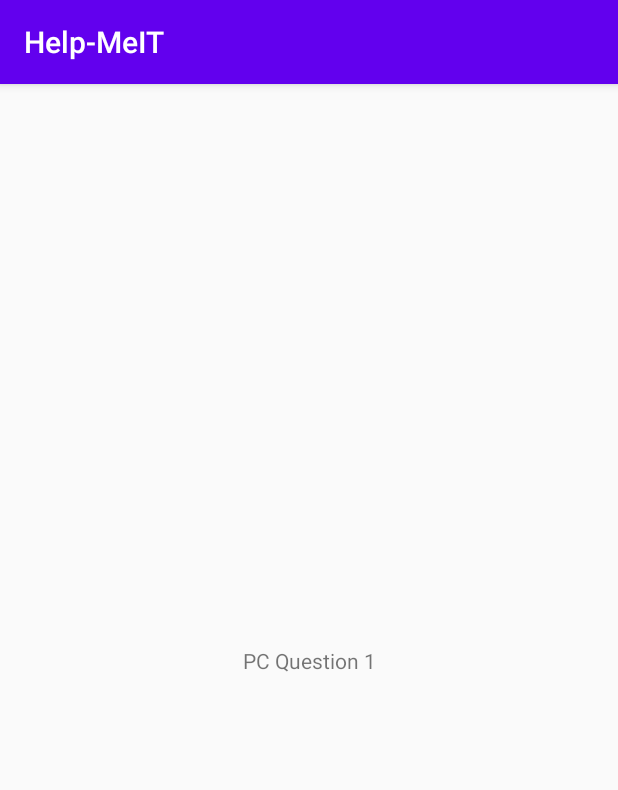
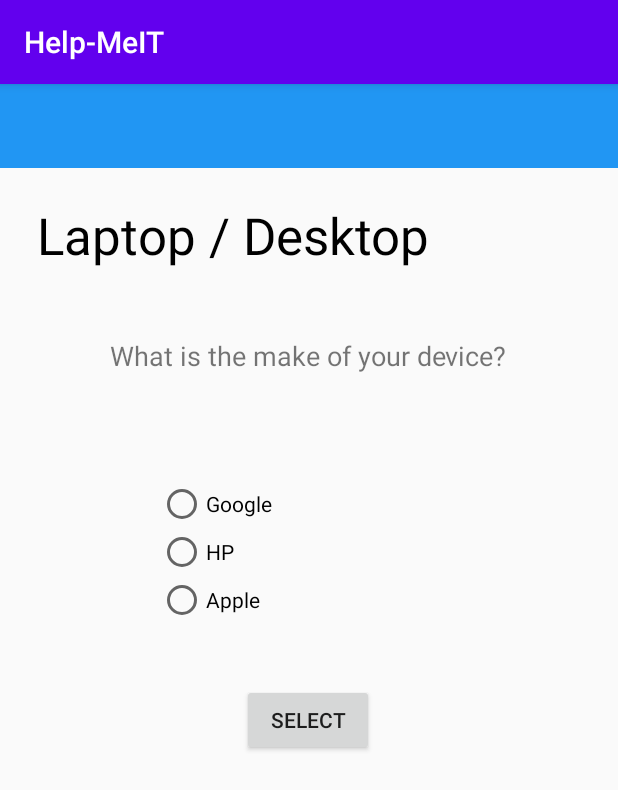
Before and after one commit to JacquelynDeHart/HelpMeIT, an Android app: the screen it shows after launch (PC_Question1), after a tap on "PC icon", on a phone screen of 412 x 824 dp. Shown: the top 790 px of the screen. Run offline under Robolectric (Android 15) with nearby library versions, the phone set to English and light mode, and no system bars.

Commit message:
Updated MainActivity code/ PC_Question1 code and xml. Added code to identify radio button selection to PC_Question1.kt.

```diff
--- a/Help-MeIT/app/src/main/java/com/example/help_meit/MainActivity.kt
+++ b/Help-MeIT/app/src/main/java/com/example/help_meit/MainActivity.kt
@@ -9,6 +9,7 @@ import android.widget.ImageButton
 import androidx.appcompat.app.AppCompatActivity
 import com.google.android.material.floatingactionbutton.FloatingActionButton
 import com.google.android.material.snackbar.Snackbar
+import kotlinx.android.synthetic.main.activity_main.*
 
 
 class MainActivity : AppCompatActivity() {
@@ -23,24 +24,20 @@ class MainActivity : AppCompatActivity() {
                     .setAction("Action", null).show()
         }
 
-        val button1 =  findViewById<View>(R.id.phone_image) as ImageButton
-        button1.setOnClickListener{
+        phone_image.setOnClickListener{
             val intent = Intent(this, Phone_Question1MakeModel::class.java)
             startActivity(intent)
         }
 
-        val button2  = findViewById<View>(R.id.desktop1_image) as ImageButton
-        button2.setOnClickListener{
+        desktop1_image.setOnClickListener{
             val intent = Intent(this, PC_Question1::class.java)
             startActivity(intent)
         }
 
-        val button3 = findViewById<View>(R.id.console_image) as ImageButton
-        button3.setOnClickListener{
+        console_image.setOnClickListener{
             val intent = Intent(this, Console_Question1WhatSystem::class.java)
             startActivity(intent)
         }
-
     }
 
     override fun onCreateOptionsMenu(menu: Menu): Boolean {
--- a/Help-MeIT/app/src/main/java/com/example/help_meit/PC_Question1.kt
+++ b/Help-MeIT/app/src/main/java/com/example/help_meit/PC_Question1.kt
@@ -2,10 +2,64 @@ package com.example.help_meit
 
 import androidx.appcompat.app.AppCompatActivity
 import android.os.Bundle
+import android.content.Context
+import android.content.Intent
+import android.os.Build
+import android.view.View
+import android.widget.Button
+import android.widget.RadioButton
+import android.widget.Toast
+import androidx.annotation.RequiresApi
+import androidx.core.view.isVisible
+import android.widget.RadioGroup
+import kotlinx.android.synthetic.main.activity_p_c_question1.*
 
 class PC_Question1 : AppCompatActivity() {
+    @RequiresApi(Build.VERSION_CODES.Q)
     override fun onCreate(savedInstanceState: Bundle?) {
         super.onCreate(savedInstanceState)
         setContentView(R.layout.activity_p_c_question1)
+
+        btn_commit.setOnClickListener {
+            txt_retort.setVisibility(View.VISIBLE)
+            btn_next.setVisibility(View.VISIBLE)
+            radioGroup.setVisibility(View.INVISIBLE)
+
+            // Get the checked radio button id from radio group
+            var id: Int = radioGroup.checkedRadioButtonId
+            if (id != -1) { // If any radio button checked from radio group
+                // Get the instance of radio button using id
+                val radio: RadioButton = findViewById(id)
+                Toast.makeText(
+                    applicationContext, "On button click :" +
+                            " ${radio.text}",
+                    Toast.LENGTH_SHORT
+                ).show()
+            } else {
+                // If no radio button checked in this radio group
+                Toast.makeText(
+                    applicationContext, "On button click :" +
+                            " nothing selected",
+                    Toast.LENGTH_SHORT
+                ).show()
+            }
+        }
+
+        // Get radio group selected item using on checked change listener
+        radioGroup.setOnCheckedChangeListener { group, checkedId ->
+            val radio: RadioButton = findViewById(checkedId)
+            Toast.makeText(
+                applicationContext, " On checked change :" +
+                        " ${radio.text}",
+                Toast.LENGTH_SHORT
+            ).show()
+        }
+    }
+    // Get the selected radio button text using radio button on click listener
+    fun radio_button_click(view: View){
+        // Get the clicked radio button instance
+        val radio: RadioButton = findViewById(radioGroup.checkedRadioButtonId)
+        Toast.makeText(applicationContext,"On click : ${radio.text}",
+            Toast.LENGTH_SHORT).show()
     }
 }
--- a/Help-MeIT/app/src/main/res/layout/activity_p_c_question1.xml
+++ b/Help-MeIT/app/src/main/res/layout/activity_p_c_question1.xml
@@ -4,15 +4,136 @@
     xmlns:tools="http://schemas.android.com/tools"
     android:layout_width="match_parent"
     android:layout_height="match_parent"
-    tools:context=".PC_Question1">
+    tools:context="@string/PC_question_one">
 
-    <TextView
-        android:id="@+id/textView3"
-        android:layout_width="wrap_content"
-        android:layout_height="wrap_content"
-        android:text="@string/PC_question_one"
+    <androidx.appcompat.widget.Toolbar
+        android:id="@+id/toolbar2"
+        android:layout_width="415dp"
+        android:layout_height="56dp"
+        android:background="#2196F3"
+        app:layout_constraintBottom_toBottomOf="parent"
+        app:layout_constraintEnd_toEndOf="parent"
+        app:layout_constraintHorizontal_bias="1.0"
+        app:layout_constraintStart_toStartOf="parent"
+        app:layout_constraintTop_toTopOf="parent"
+        app:layout_constraintVertical_bias="0.0"
+        app:popupTheme="@style/AppTheme.PopupOverlay" />
+
+    <androidx.constraintlayout.widget.ConstraintLayout
+        android:layout_width="match_parent"
+        android:layout_height="match_parent"
+        android:layout_marginStart="25dp"
+        android:layout_marginTop="70dp"
+        android:layout_marginEnd="25dp"
+        android:layout_marginBottom="10dp"
         app:layout_constraintBottom_toBottomOf="parent"
         app:layout_constraintEnd_toEndOf="parent"
         app:layout_constraintStart_toStartOf="parent"
-        app:layout_constraintTop_toTopOf="parent" />
+        app:layout_constraintTop_toTopOf="parent">
+
+        <TextView
+            android:id="@+id/textView"
+            android:layout_width="wrap_content"
+            android:layout_height="wrap_content"
+            android:layout_marginStart="125dp"
+            android:layout_marginTop="31dp"
+            android:layout_marginEnd="126dp"
+            android:layout_marginBottom="35dp"
+            android:text="@string/Phone_question_one"
+            android:textSize="18sp"
+            app:layout_constraintBottom_toTopOf="@+id/radioGroup"
+            app:layout_constraintEnd_toEndOf="parent"
+            app:layout_constraintStart_toStartOf="parent"
+            app:layout_constraintTop_toBottomOf="@+id/selection_text_" />
+
+        <TextView
+            android:id="@+id/selection_text_"
+            android:layout_width="301dp"
+            android:layout_height="65dp"
+            android:layout_marginStart="8dp"
+            android:layout_marginTop="8dp"
+            android:layout_marginEnd="111dp"
+            android:orientation="horizontal"
+            android:text="@string/PC_textstring"
+            android:textAlignment="center"
+            android:textAppearance="@style/TextAppearance.AppCompat.Display1"
+            android:textColor="#000000"
+            app:layout_constraintEnd_toEndOf="parent"
+            app:layout_constraintStart_toStartOf="parent"
+            app:layout_constraintTop_toTopOf="parent" />
+
+        <RadioGroup
+            android:id="@+id/radioGroup"
+            android:layout_width="202dp"
+            android:layout_height="116dp"
+            android:layout_marginStart="80dp"
+            android:layout_marginTop="35dp"
+            android:layout_marginEnd="80dp"
+            android:layout_marginBottom="384dp"
+            app:layout_constraintBottom_toBottomOf="parent"
+            app:layout_constraintEnd_toEndOf="parent"
+            app:layout_constraintStart_toStartOf="parent"
+            app:layout_constraintTop_toBottomOf="@+id/textView">
+
+            <RadioButton
+                android:id="@+id/rbtn_Google"
+                android:layout_width="match_parent"
+                android:layout_height="wrap_content"
+                android:text="@string/rbtn_google" />
+
+            <RadioButton
+                android:id="@+id/rbtn_Samsung"
+                android:layout_width="match_parent"
+                android:layout_height="wrap_content"
+                android:text="@string/rbtn_hp" />
+
+            <RadioButton
+                android:id="@+id/rbtn_Other"
+                android:layout_width="match_parent"
+                android:layout_height="wrap_content"
+                android:text="@string/rbtn_apple" />
+        </RadioGroup>
+
+        <Button
+            android:id="@+id/btn_commit"
+            android:layout_width="wrap_content"
+            android:layout_height="wrap_content"
+            android:layout_marginStart="136dp"
+            android:layout_marginTop="20dp"
+            android:layout_marginEnd="137dp"
+            android:text="@string/btn_select"
+            app:layout_constraintEnd_toEndOf="parent"
+            app:layout_constraintStart_toStartOf="parent"
+            app:layout_constraintTop_toBottomOf="@+id/radioGroup" />
+
+        <TextView
+            android:id="@+id/txt_retort"
+            android:layout_width="wrap_content"
+            android:layout_height="wrap_content"
+            android:layout_marginStart="137dp"
+            android:layout_marginTop="110dp"
+            android:layout_marginEnd="138dp"
+            android:text="@string/txt_tort_pc_question1"
+            android:textSize="18sp"
+            android:visibility="invisible"
+            app:layout_constraintEnd_toEndOf="parent"
+            app:layout_constraintStart_toStartOf="parent"
+            app:layout_constraintTop_toBottomOf="@+id/btn_commit" />
+
+        <Button
+            android:id="@+id/btn_next"
+            android:layout_width="0dp"
+            android:layout_height="wrap_content"
+            android:layout_marginStart="16dp"
+            android:layout_marginTop="40dp"
+            android:layout_marginEnd="16dp"
+            android:layout_marginBottom="20dp"
+            android:text="@string/btn_next"
+            android:visibility="gone"
+            app:layout_constraintBottom_toBottomOf="parent"
+            app:layout_constraintEnd_toEndOf="parent"
+            app:layout_constraintStart_toStartOf="parent"
+            app:layout_constraintTop_toBottomOf="@+id/txt_retort" />
+    </androidx.constraintlayout.widget.ConstraintLayout>
+
 </androidx.constraintlayout.widget.ConstraintLayout>
--- a/Help-MeIT/app/src/main/res/values/strings.xml
+++ b/Help-MeIT/app/src/main/res/values/strings.xml
@@ -26,8 +26,11 @@
     <string name="rbtn_google">Google</string>
     <string name="rbtn_samsung">Samsung</string>
     <string name="rbtn_other">Other</string>
+    <string name="rbtn_apple">Apple</string>
+    <string name="rbtn_hp">HP</string>
     <string name="btn_select">Select</string>
     <string name="txt_tort">Something</string>
+    <string name="txt_tort_pc_question1">You have horrible taste. Dismissed!</string>
     <string name="btn_next">Next</string>
 
     <string name="txt_isItOn">Is it on?</string>
```
